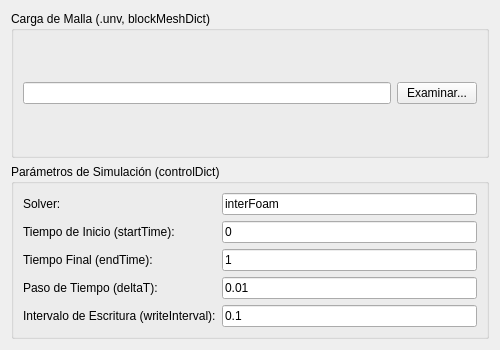
JupaaF/Proyecto_Final, file src/interface/ui/wizard_page_2_mesh_and_params.ui: the form before one commit.
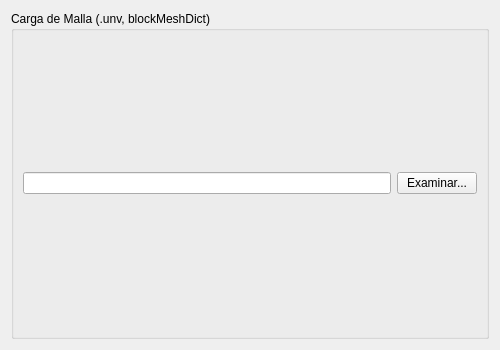
The form after the commit.

Commit message: Inicializan patches sin apretar el archivo. Y limpie un toq el wizard

What changed in the file:
```diff
--- a/src/interface/ui/wizard_page_2_mesh_and_params.ui
+++ b/src/interface/ui/wizard_page_2_mesh_and_params.ui
@@ -39,85 +39,7 @@
      </layout>
     </widget>
    </item>
-   <item>
-    <widget class="QGroupBox" name="controlDictGroupBox">
-     <property name="title">
-      <string>Parámetros de Simulación (controlDict)</string>
-     </property>
-     <layout class="QFormLayout" name="formLayout">
-      <item row="0" column="0">
-       <widget class="QLabel" name="solverLabel">
-        <property name="text">
-         <string>Solver:</string>
-        </property>
-       </widget>
-      </item>
-      <item row="0" column="1">
-       <widget class="QLineEdit" name="solverLineEdit">
-        <property name="text">
-         <string>interFoam</string>
-        </property>
-       </widget>
-      </item>
-      <item row="1" column="0">
-       <widget class="QLabel" name="startTimeLabel">
-        <property name="text">
-         <string>Tiempo de Inicio (startTime):</string>
-        </property>
-       </widget>
-      </item>
-      <item row="1" column="1">
-       <widget class="QLineEdit" name="startTimeLineEdit">
-        <property name="text">
-         <string>0</string>
-        </property>
-       </widget>
-      </item>
-      <item row="2" column="0">
-       <widget class="QLabel" name="endTimeLabel">
-        <property name="text">
-         <string>Tiempo Final (endTime):</string>
-        </property>
-       </widget>
-      </item>
-      <item row="2" column="1">
-       <widget class="QLineEdit" name="endTimeLineEdit">
-        <property name="text">
-         <string>1</string>
-        </property>
-       </widget>
-      </item>
-      <item row="3" column="0">
-       <widget class="QLabel" name="deltaTLabel">
-        <property name="text">
-         <string>Paso de Tiempo (deltaT):</string>
-        </property>
-       </widget>
-      </item>
-      <item row="3" column="1">
-       <widget class="QLineEdit" name="deltaTLineEdit">
-        <property name="text">
-         <string>0.01</string>
-        </property>
-       </widget>
-      </item>
-      <item row="4" column="0">
-       <widget class="QLabel" name="writeIntervalLabel">
-        <property name="text">
-         <string>Intervalo de Escritura (writeInterval):</string>
-        </property>
-       </widget>
-      </item>
-      <item row="4" column="1">
-       <widget class="QLineEdit" name="writeIntervalLineEdit">
-        <property name="text">
-         <string>0.1</string>
-        </property>
-       </widget>
-      </item>
-     </layout>
-    </widget>
-   </item>
+   
   </layout>
  </widget>
  <resources/>
```
The commit also changes 3 other files.
